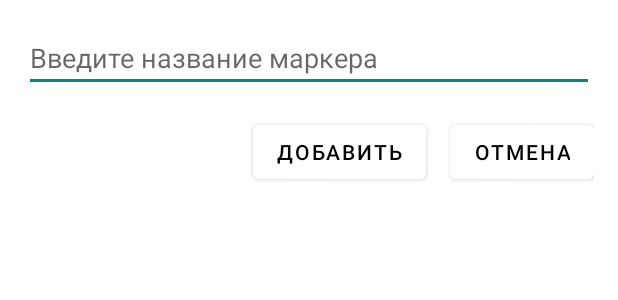
After one commit to anka-ka/Map, an Android app: the layout dialog_marker_input.xml on its own in the app's theme, with its tools: preview values and no code run, on a phone screen of 412 x 824 dp. The commit adds this screen. Shown: the top 300 px of the screen. Run offline under Robolectric (Android 15) with nearby library versions, the light colour scheme and no system bars.

Commit message:
added order to marker

```diff
--- a/app/src/main/java/ru/netology/map/adapter/MarkerAdapter.kt
+++ b/app/src/main/java/ru/netology/map/adapter/MarkerAdapter.kt
@@ -6,6 +6,7 @@ import android.view.ViewGroup
 import android.widget.ImageButton
 import android.widget.PopupMenu
 import android.widget.TextView
+import androidx.recyclerview.widget.DiffUtil
 import androidx.recyclerview.widget.RecyclerView
 import ru.netology.map.R
 import ru.netology.map.dto.Marker
@@ -68,10 +69,13 @@ class MarkerAdapter(
     override fun getItemCount(): Int = markers.size
 
     fun updateData(newMarkers: List<Marker>) {
+        val diffCallback = MarkerDiffCallback(markers, newMarkers)
+        val diffResult = DiffUtil.calculateDiff(diffCallback)
         markers.clear()
         markers.addAll(newMarkers)
-        notifyDataSetChanged()
+        diffResult.dispatchUpdatesTo(this)
     }
+
     fun onItemMove(fromPosition: Int, toPosition: Int) {
         if (fromPosition != toPosition) {
             val movedItem = markers.removeAt(fromPosition)
--- a/app/src/main/java/ru/netology/map/dto/Marker.kt
+++ b/app/src/main/java/ru/netology/map/dto/Marker.kt
@@ -6,7 +6,8 @@ import java.io.Serializable
 data class Marker(
     val id:Long = 0,
     val point: Point,
-    val description: String): Serializable {
+    var order: Int,
+    var description: String): Serializable {
 
     override fun equals(other: Any?): Boolean {
         if (this === other) return true
--- a/app/src/main/java/ru/netology/map/entity/MarkerEntity.kt
+++ b/app/src/main/java/ru/netology/map/entity/MarkerEntity.kt
@@ -9,5 +9,6 @@ data class MarkerEntity(
     @PrimaryKey(autoGenerate = true) val id: Long = 0,
     val latitude: Double,
     val longitude: Double,
-    val description: String
+    val description: String,
+    val order: Int,
 )
--- /dev/null
+++ b/app/src/main/res/layout/dialog_marker_input.xml
@@ -0,0 +1,38 @@
+<LinearLayout xmlns:android="http://schemas.android.com/apk/res/android"
+    android:orientation="vertical"
+    android:padding="16dp"
+    android:layout_width="match_parent"
+    android:layout_height="wrap_content">
+
+
+    <EditText
+        android:id="@+id/inputField"
+        android:layout_width="match_parent"
+        android:layout_height="wrap_content"
+        android:hint="Введите название маркера"
+        android:inputType="text" />
+
+
+    <LinearLayout
+        android:orientation="horizontal"
+        android:layout_width="match_parent"
+        android:layout_height="wrap_content"
+        android:gravity="end"
+        android:paddingTop="16dp">
+
+
+        <Button
+            android:id="@+id/addButton"
+            android:layout_width="wrap_content"
+            android:layout_height="wrap_content"
+            android:text="Добавить" />
+
+
+        <Button
+            android:id="@+id/cancelButton"
+            android:layout_width="wrap_content"
+            android:layout_height="wrap_content"
+            android:text="Отмена"
+            android:layout_marginStart="16dp" />
+    </LinearLayout>
+</LinearLayout>
```
Also changed, not shown: app/src/main/java/ru/netology/map/ViewModel/MapViewModel.kt (+44 -7 lines), app/src/main/java/ru/netology/map/adapter/MarkerDiffCallback.kt (added, +21 -0 lines), app/src/main/java/ru/netology/map/adapter/ViewDragHelperCallback.kt (+6 -2 lines), app/src/main/java/ru/netology/map/dao/MarkerDao.kt (+10 -2 lines), app/src/main/java/ru/netology/map/repository/MapRepository.kt (+43 -9 lines), app/src/main/java/ru/netology/map/ui/theme/MapFragment.kt (+44 -14 lines), app/src/main/java/ru/netology/map/ui/theme/MarksMenuFragment.kt (+3 -4 lines).
